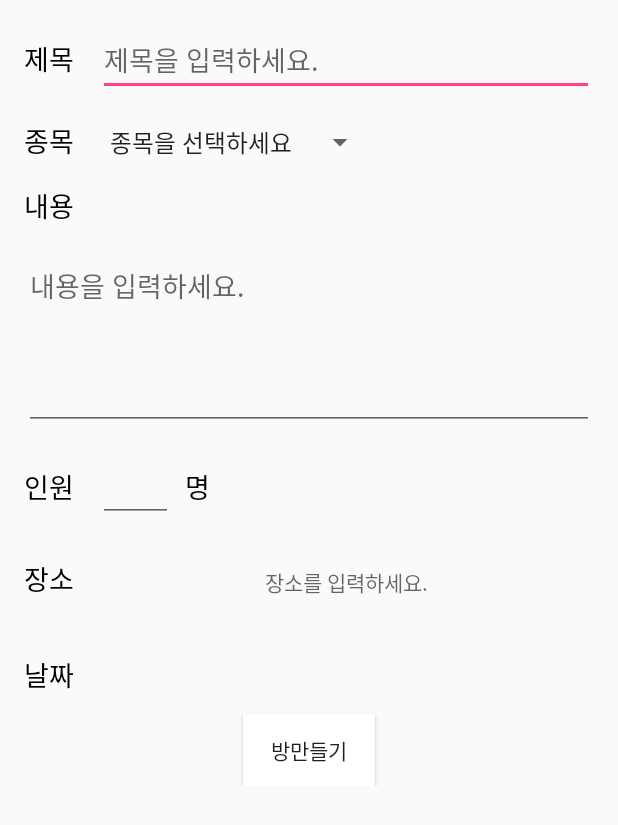
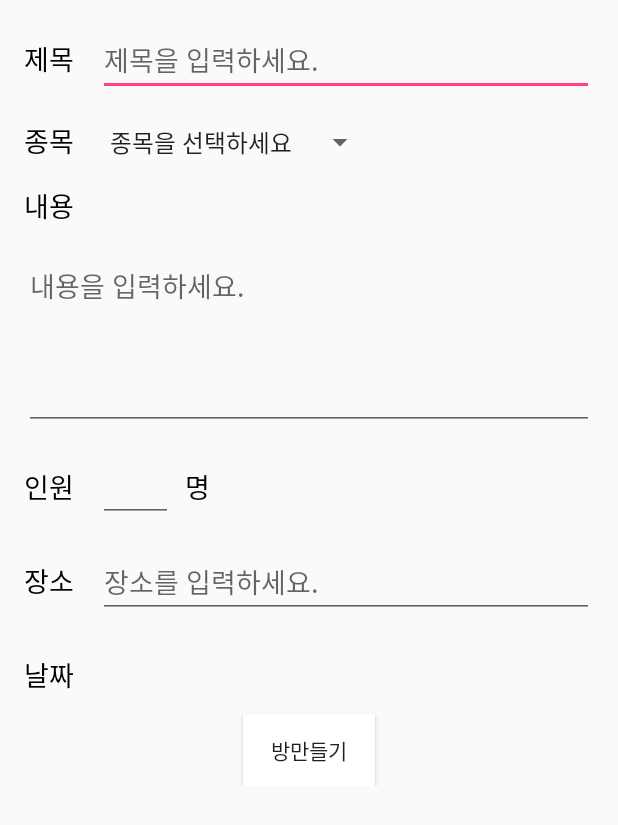
Before and after one commit to matteblack9/bandFitProject, an Android app: the BoardMainActivity screen opened directly, with no data from a screen before it, after a tap on an icon or button, on a phone screen of 412 x 824 dp. Shown: the top 825 px of the screen. Run offline under Robolectric (Android 15) with nearby library versions, the phone set to English and light mode, and no system bars; our stand-ins replace ButterKnife, Firebase (no records; nobody signed in at launch, a user with empty details on screens opened directly); libraries missing offline, so code that uses them is left out: com.squareup.otto; 3 statements that could not run were skipped.

Commit message:
코드발표 후

```diff
--- a/app/build.gradle
+++ b/app/build.gradle
@@ -24,9 +24,6 @@ dependencies {
     androidTestCompile('com.android.support.test.espresso:espresso-core:2.2.2', {
         exclude group: 'com.android.support', module: 'support-annotations'
     })
-    compile fileTree(include: ['*.jar'], dir: 'libs')
-    compile files('C:/Users/a0nes/OneDrive/PortPolio/bandFitProject/app/libs/libDaumMapAndroid.jar')
-    compile files('C:/Users/a0nes/OneDrive/PortPolio/bandFitProject/app/libs/libDaumMapEngineApi.jar')
     compile 'com.android.support:appcompat-v7:25.3.1'
     compile 'com.android.support.constraint:constraint-layout:1.0.2'
     compile 'com.jakewharton:butterknife:8.6.0'
@@ -41,8 +38,5 @@ dependencies {
     compile 'com.google.firebase:firebase-core:10.0.1'
     testCompile 'junit:junit:4.12'
     annotationProcessor 'com.jakewharton:butterknife-compiler:8.6.0'
-    compile files('libs/libDaumMapEngineApi.jar')
-    compile project(':libDaumMapAndroid')
-    compile project(':libDaumMapEngineApi')
 }
 apply plugin: 'com.google.gms.google-services'
--- a/app/src/main/java/com/bandfitproject/board/BoardMainActivity.java
+++ b/app/src/main/java/com/bandfitproject/board/BoardMainActivity.java
@@ -30,6 +30,7 @@ import com.bandfitproject.BusProvider;
 
 import com.bandfitproject.R;
 import com.bandfitproject.login.LoginActivity;
+import com.bandfitproject.register.RegisterActivity;
 import com.google.firebase.database.DatabaseReference;
 import com.google.firebase.database.FirebaseDatabase;
 import com.squareup.otto.Subscribe;
@@ -144,27 +145,6 @@ public class BoardMainActivity extends AppCompatActivity
         });
     }
 
-    /*private void showFABMenu(){
-        isFABOpen=true;
-        fab1.animate().translationY(-getResources().getDimension(R.dimen.standard_55));
-        fab2.animate().translationY(-getResources().getDimension(R.dimen.standard_105));
-        fab1.setOnClickListener(new View.OnClickListener() {
-            @Override
-            public void onClick(View v) {
-                if(isFABOpen) {
-                    Intent intent = new Intent(BoardMainActivity.this, BoardMakeActivity.class);
-                    startActivityForResult(intent, MAKR_BOARD_SUCCESS);
-                }
-            }
-        });
-    }
-
-    private void closeFABMenu(){
-        isFABOpen=false;
-        fab1.animate().translationY(0);
-        fab2.animate().translationY(0);
-    }*/
-
     @Override
     public void onBackPressed() {
         /*if(!isFABOpen){
@@ -203,7 +183,6 @@ public class BoardMainActivity extends AppCompatActivity
                             SharedPreferences.Editor editor = logRef.edit();
                             editor.clear();
                             editor.commit();
-
                             startActivity(intent);
                             finish();
                         }
--- a/app/src/main/java/com/bandfitproject/register/RegisterActivity.java
+++ b/app/src/main/java/com/bandfitproject/register/RegisterActivity.java
@@ -40,6 +40,10 @@ public class RegisterActivity extends AppCompatActivity {
         super.onCreate(savedInstanceState);
         setContentView(R.layout.register_activity);
         ButterKnife.bind(this);
+    }
+
+    public void check_overlap() {
+
     }
 
     @OnClick(R.id.register_btn_sign_in)
--- a/app/src/main/res/layout/board_make_activity.xml
+++ b/app/src/main/res/layout/board_make_activity.xml
@@ -128,21 +128,18 @@
                 android:layout_marginTop="16dp"
                 android:layout_width="wrap_content"
                 android:layout_height="wrap_content" />
-            <Button
+            <EditText
                 android:id="@+id/make_board_et_place"
                 android:inputType="text"
                 android:layout_marginLeft="16dp"
                 android:layout_marginTop="16dp"
                 android:layout_marginRight="16dp"
                 android:hint="장소를 입력하세요."
-                android:background = "#0000"
-                android:onClick="show_Place"
                 android:layout_width="match_parent"
                 android:layout_height="wrap_content" />
         </LinearLayout>
 
         <LinearLayout
-
             android:layout_width="match_parent"
             android:layout_height="wrap_content"
             android:orientation="horizontal">
```
Also changed, not shown: app/src/main/java/com/bandfitproject/BandFitDataBase.java (+2 -6 lines), app/src/main/java/com/bandfitproject/board/BoardMakeActivity.java (+3 -5 lines), app/src/main/java/com/bandfitproject/board/ChatRoomAdapter.java (+6 -3 lines).
